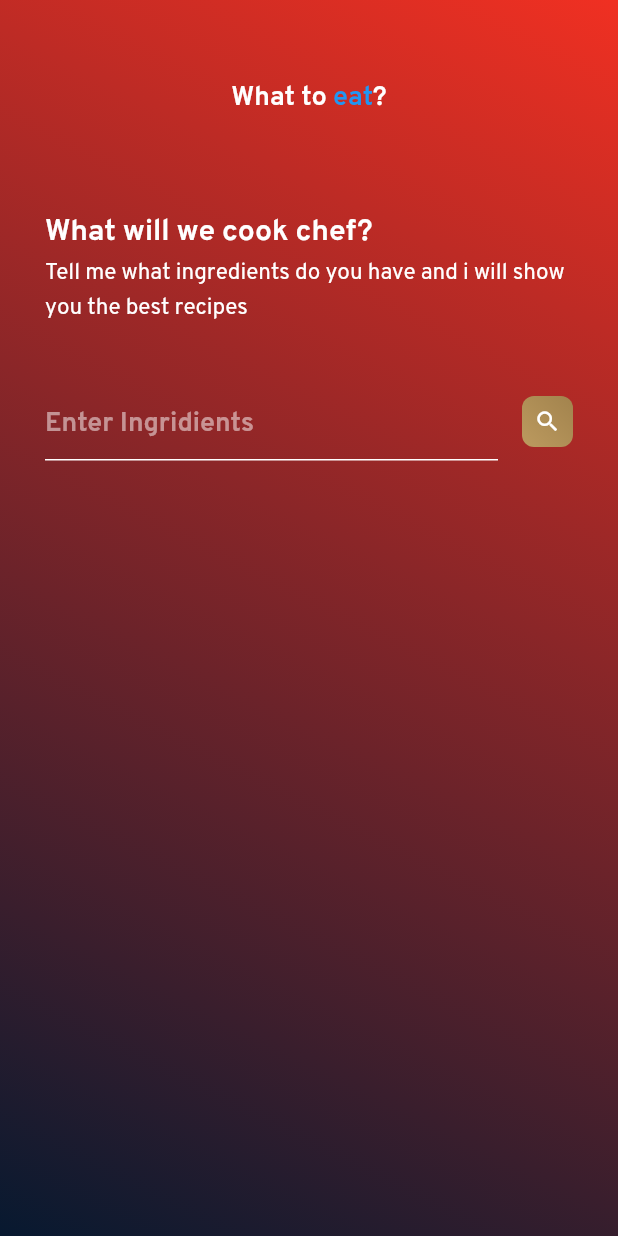
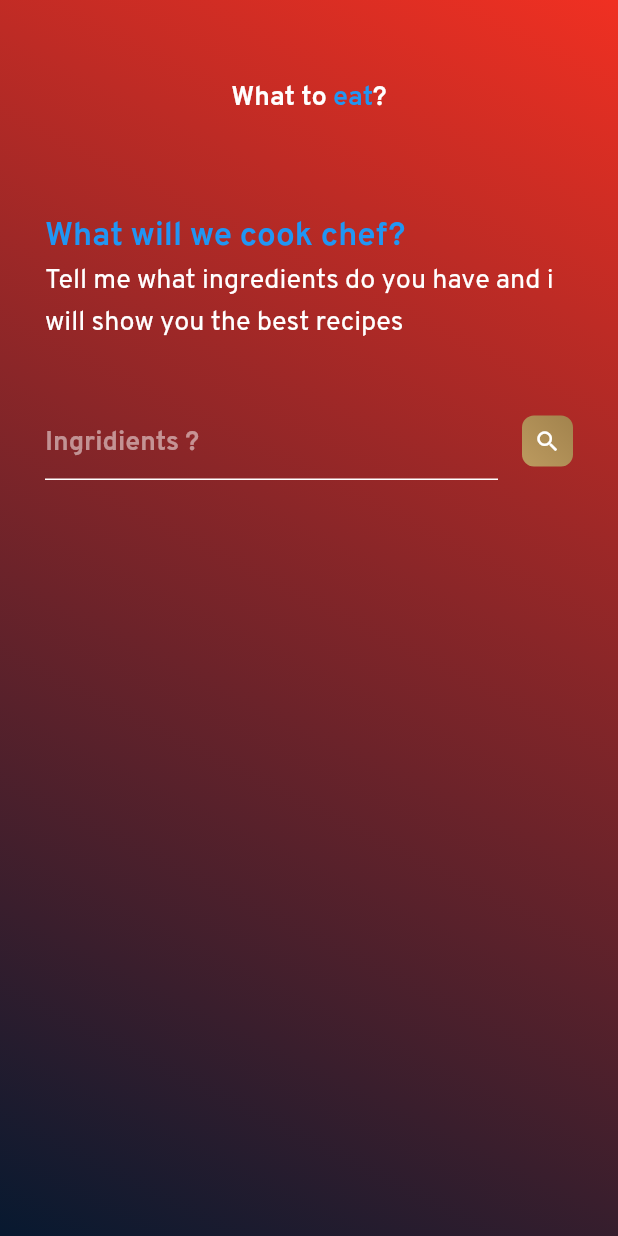
Before and after one commit to Faki74/recipeapp, a Flutter app: the screen it shows after launch, on a phone screen of 412 x 824 dp. Run offline on Flutter 3.47's test engine with Material 2 defaults, Android fonts, the phone set to English and light mode, and no system bars; our stand-ins replace webview_flutter.

```diff
--- a/lib/views/home.dart
+++ b/lib/views/home.dart
@@ -16,7 +16,7 @@ class _HomeState extends State<Home> {
   List<RecipeModel> recipies = [];
   String ingridients;
   bool _loading = false;
-  String query = "banana";
+  String query = "tomato";
   TextEditingController textEditingController = TextEditingController();
 
   String applicationId = "1ea8415d";
@@ -87,15 +87,15 @@ class _HomeState extends State<Home> {
                   const Text(
                     "What will we cook chef?",
                     style: TextStyle(
-                        fontSize: 20,
-                        color: Colors.white,
+                        fontSize: 22,
+                        color: Colors.blue,
                         fontWeight: FontWeight.w400,
                         fontFamily: 'Overpass'),
                   ),
                   const Text(
                     "Tell me what ingredients do you have and i will show you the best recipes",
                     style: TextStyle(
-                        fontSize: 15,
+                        fontSize: 18,
                         color: Colors.white,
                         fontWeight: FontWeight.w300,
                         fontFamily: 'OverpassRegular'),
@@ -114,7 +114,7 @@ class _HomeState extends State<Home> {
                                 color: Colors.white,
                                 fontFamily: 'Overpass'),
                             decoration: InputDecoration(
-                              hintText: "Enter Ingridients",
+                              hintText: "Ingridients ?",
                               hintStyle: TextStyle(
                                   fontSize: 18,
                                   color: Colors.white.withOpacity(0.5),
@@ -194,7 +194,7 @@ class _HomeState extends State<Home> {
                     child: GridView(
                         gridDelegate:
                             const SliverGridDelegateWithMaxCrossAxisExtent(
-                                mainAxisSpacing: 10.0,
+                                mainAxisSpacing: 50.0,
                                 maxCrossAxisExtent: 200.0),
                         shrinkWrap: true,
                         scrollDirection: Axis.vertical,
```
Also changed, not shown: lib/views/recipe_view.dart (+12 -4 lines).
